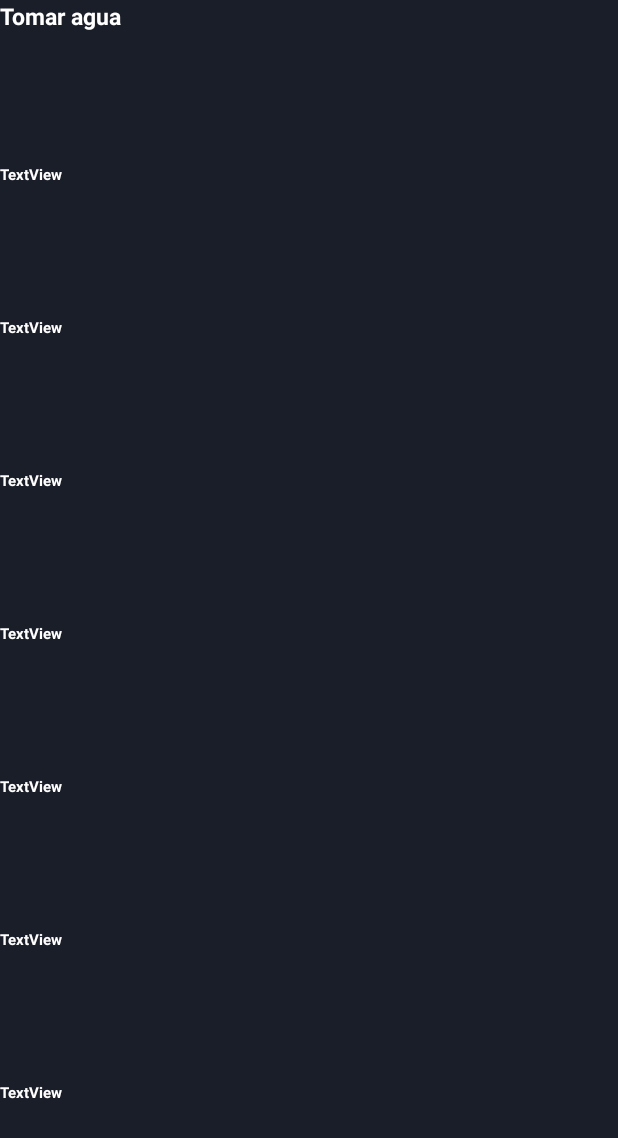
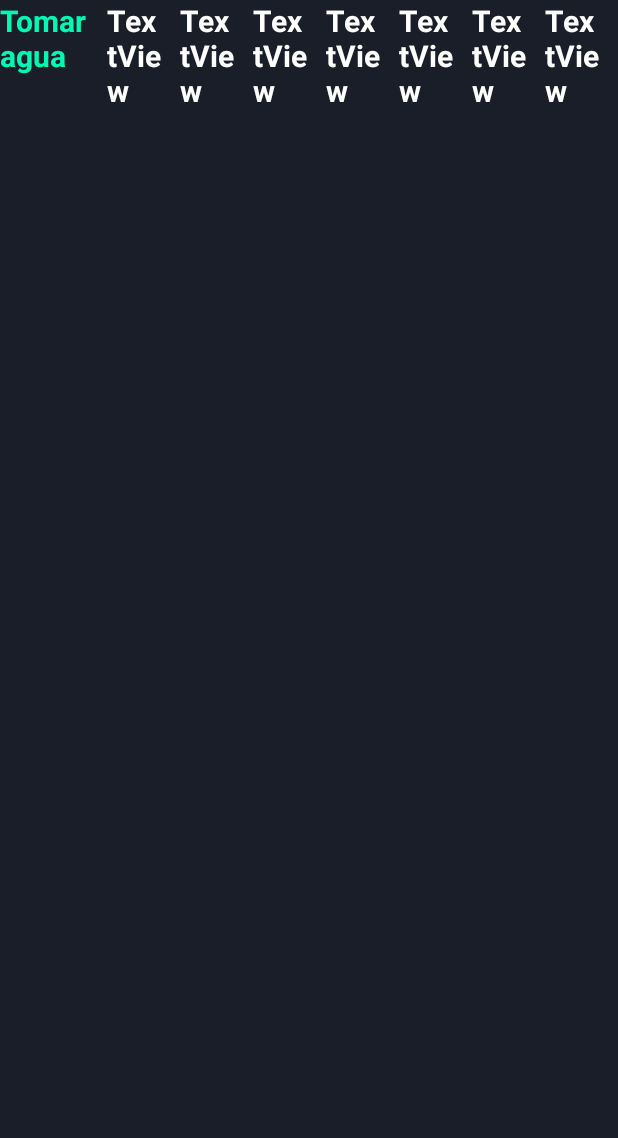
Before and after one commit to OmarQuinonez21/baseDeProyecto, an Android app: the layout lista_item_rutina.xml on its own in the app's theme, with its tools: preview values and no code run, on a phone screen of 412 x 824 dp. Shown: the top 1138 px of the screen. Run offline under Robolectric (Android 15) with nearby library versions, the phone set to English and light mode, and no system bars.

Commit message:
Muestra tabla en rutina

```diff
--- a/app/src/main/java/com/example/inicio/RutinaActivity.java
+++ b/app/src/main/java/com/example/inicio/RutinaActivity.java
@@ -11,6 +11,7 @@ import android.database.Cursor;
 import android.database.sqlite.SQLiteDatabase;
 import android.os.Bundle;
 import android.view.View;
+import android.widget.TextView;
 
 import com.example.inicio.adaptadoresRutina.ListaRutinasAdapter;
 import com.example.inicio.databinding.ActivityMainBinding;
@@ -24,6 +25,7 @@ public class RutinaActivity extends AppCompatActivity {
     String nombreUsuario;
     RecyclerView listaRutinas;
     ArrayList<Rutina> listaArrayRutinas;
+
     @Override
     protected void onCreate(Bundle savedInstanceState) {
         super.onCreate(savedInstanceState);
--- a/app/src/main/res/layout/lista_item_rutina.xml
+++ b/app/src/main/res/layout/lista_item_rutina.xml
@@ -1,91 +1,100 @@
 <?xml version="1.0" encoding="utf-8"?>
 <LinearLayout xmlns:android="http://schemas.android.com/apk/res/android"
     android:layout_width="match_parent"
-    android:layout_height="match_parent">
+    android:layout_height="match_parent"
+    >
 
     <LinearLayout
         android:layout_width="match_parent"
         android:layout_height="match_parent"
-        android:orientation="vertical">
+        android:orientation="horizontal">
 
         <TextView
             android:id="@+id/column_habito"
-            android:layout_width="match_parent"
-            android:layout_height="wrap_content"
+            android:layout_width="wrap_content"
+            android:layout_height="match_parent"
             android:layout_weight="1"
+            android:layout_marginRight="10sp"
             android:text="Tomar agua"
-            android:textColor="@color/white"
-            android:textSize="15sp"
+            android:textColor="@color/tur_1"
+            android:textSize="20sp"
             android:textStyle="bold"/>
 
         <TextView
             android:id="@+id/column_lunes"
-            android:layout_width="match_parent"
-            android:layout_height="wrap_content"
+            android:layout_width="wrap_content"
+            android:layout_height="match_parent"
+            android:layout_marginRight="10sp"
             android:layout_weight="1"
             android:text="TextView"
             android:textColor="@color/white"
-            android:textSize="10sp"
+            android:textSize="20sp"
             android:textStyle="bold"/>
 
         <TextView
             android:id="@+id/column_martes"
-            android:layout_width="match_parent"
-            android:layout_height="wrap_content"
+            android:layout_width="wrap_content"
+            android:layout_height="match_parent"
+            android:layout_marginRight="10sp"
             android:layout_weight="1"
             android:text="TextView"
             android:textColor="@color/white"
-            android:textSize="10sp"
+            android:textSize="20sp"
             android:textStyle="bold"/>
 
         <TextView
             android:id="@+id/column_miercoles"
-            android:layout_width="match_parent"
-            android:layout_height="wrap_content"
+            android:layout_width="wrap_content"
+            android:layout_height="match_parent"
+            android:layout_marginRight="10sp"
             android:layout_weight="1"
             android:text="TextView"
             android:textColor="@color/white"
-            android:textSize="10sp"
+            android:textSize="20sp"
             android:textStyle="bold"/>
 
         <TextView
             android:id="@+id/column_jueves"
-            android:layout_width="match_parent"
-            android:layout_height="wrap_content"
+            android:layout_width="wrap_content"
+            android:layout_height="match_parent"
+            android:layout_marginRight="10sp"
             android:layout_weight="1"
             android:text="TextView"
             android:textColor="@color/white"
-            android:textSize="10sp"
+            android:textSize="20sp"
             android:textStyle="bold"/>
 
         <TextView
             android:id="@+id/column_viernes"
-            android:layout_width="match_parent"
-            android:layout_height="wrap_content"
+            android:layout_width="wrap_content"
+            android:layout_height="match_parent"
+            android:layout_marginRight="10sp"
             android:layout_weight="1"
             android:text="TextView"
             android:textColor="@color/white"
-            android:textSize="10sp"
+            android:textSize="20sp"
             android:textStyle="bold"/>
 
         <TextView
             android:id="@+id/column_sabado"
-            android:layout_width="match_parent"
-            android:layout_height="wrap_content"
+            android:layout_width="wrap_content"
+            android:layout_height="match_parent"
+            android:layout_marginRight="10sp"
             android:layout_weight="1"
             android:text="TextView"
             android:textColor="@color/white"
-            android:textSize="10sp"
+            android:textSize="20sp"
             android:textStyle="bold"/>
 
         <TextView
             android:id="@+id/column_domingo"
-            android:layout_width="match_parent"
-            android:layout_height="wrap_content"
+            android:layout_width="wrap_content"
+            android:layout_height="match_parent"
+            android:layout_marginRight="10sp"
             android:layout_weight="1"
             android:text="TextView"
             android:textColor="@color/white"
-            android:textSize="10sp"
+            android:textSize="20sp"
             android:textStyle="bold"/>
     </LinearLayout>
 
```
Also changed, not shown: app/src/main/java/com/example/inicio/dbRutina.java (+7 -7 lines), app/src/main/java/com/example/inicio/habitosActivity.java (+7 -7 lines), app/src/main/res/layout/activity_rutina.xml (+13 -8 lines).
